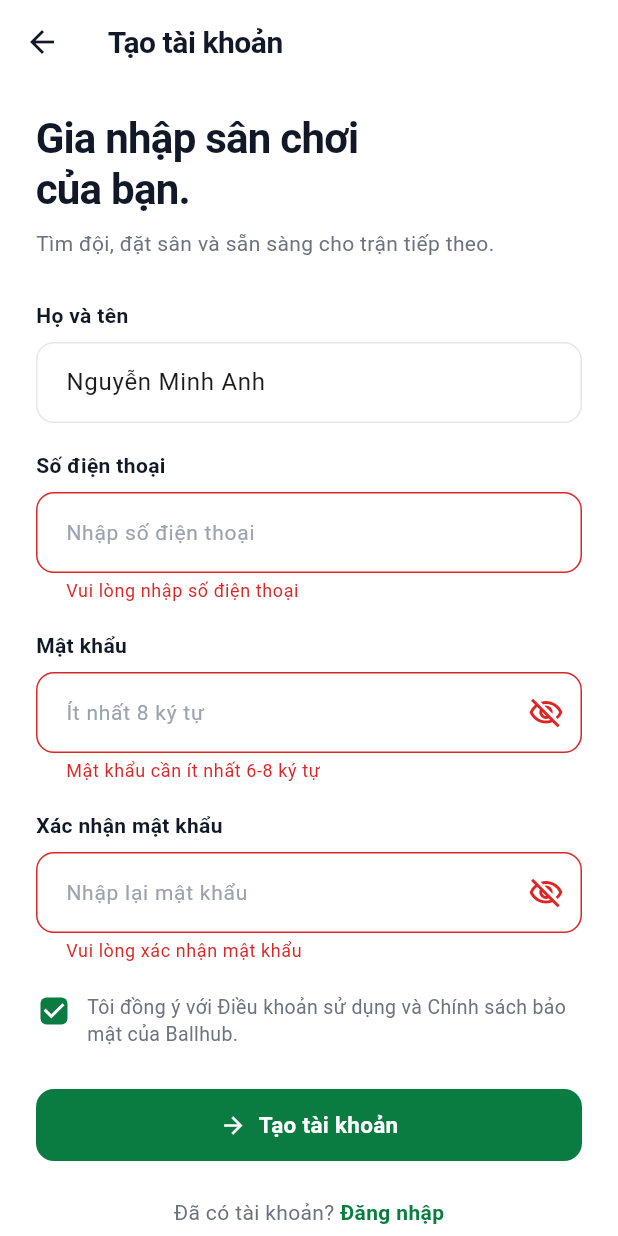
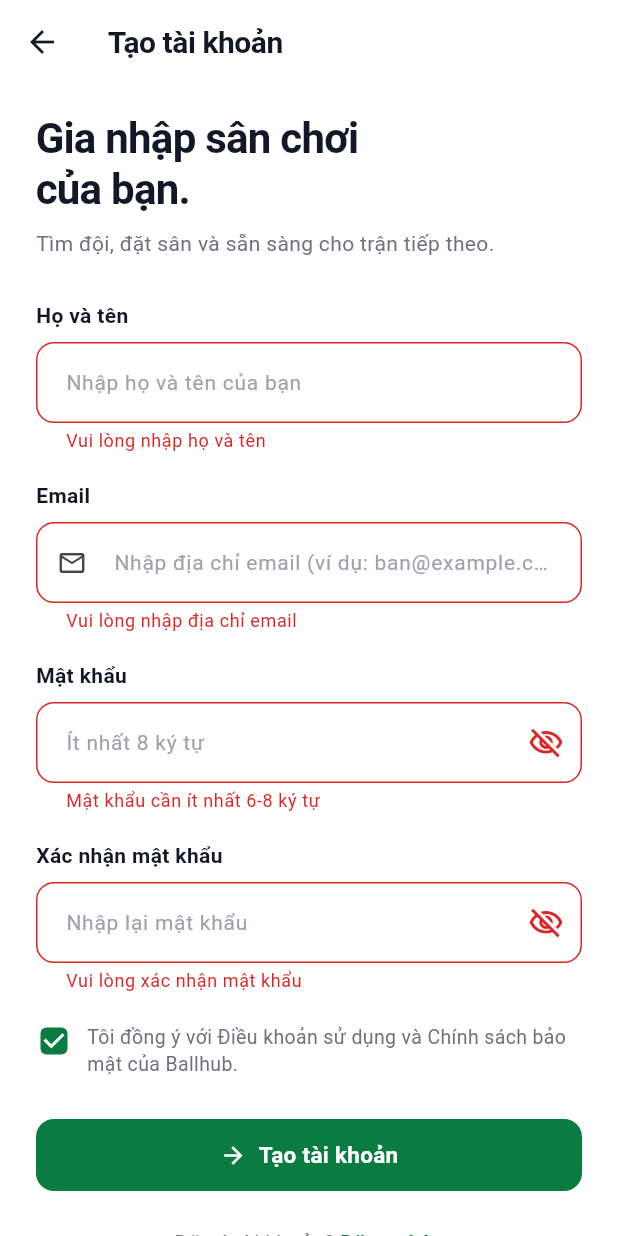
Before and after one commit to HNTDat0805/ballhub, a Flutter app: the RegisterScreen screen opened directly, after a tap on "Tạo tài khoản", on a phone screen of 412 x 824 dp. Run offline on Flutter 3.47's test engine with Material 3 defaults, Android fonts, the phone set to English and light mode, and no system bars; our stand-ins replace cloud_firestore, firebase_auth, firebase_core, firebase_database; accounts and stored records are empty; network calls fail.

Commit message:
feat(auth): update registration screen to use email and password instead of phone

```diff
--- a/lib/screens/auth/register_screen.dart
+++ b/lib/screens/auth/register_screen.dart
@@ -26,8 +26,7 @@ class RegisterScreen extends StatefulWidget {
 
 class _RegisterScreenState extends State<RegisterScreen> {
   final _formKey = GlobalKey<FormState>();
-  final _nameCtrl = TextEditingController(text: 'Nguyễn Minh Anh');
-  final _phoneCtrl = TextEditingController();
+  final _nameCtrl = TextEditingController();
   final _emailCtrl = TextEditingController();
   final _passCtrl = TextEditingController();
   final _confirmPassCtrl = TextEditingController();
@@ -40,7 +39,6 @@ class _RegisterScreenState extends State<RegisterScreen> {
   @override
   void dispose() {
     _nameCtrl.dispose();
-    _phoneCtrl.dispose();
     _emailCtrl.dispose();
     _passCtrl.dispose();
     _confirmPassCtrl.dispose();
@@ -60,15 +58,12 @@ class _RegisterScreenState extends State<RegisterScreen> {
 
     setState(() => _loading = true);
     try {
-      final email = _emailCtrl.text.trim().isNotEmpty
-          ? _emailCtrl.text.trim()
-          : '${_phoneCtrl.text.trim()}@ballhub.vn';
+      final email = _emailCtrl.text.trim();
 
       await AuthService.register(
         fullName: _nameCtrl.text.trim(),
         email: email,
         password: _passCtrl.text,
-        phone: _phoneCtrl.text.trim(),
       );
       if (mounted) {
         showMessage(context, 'Tạo tài khoản thành công! Đang chuyển hướng...');
@@ -129,22 +124,32 @@ class _RegisterScreenState extends State<RegisterScreen> {
                 const SizedBox(height: 8),
                 TextFormField(
                   controller: _nameCtrl,
-                  decoration: const InputDecoration(hintText: 'Nguyễn Minh Anh'),
+                  decoration: const InputDecoration(hintText: 'Nhập họ và tên của bạn'),
                   validator: (v) => (v == null || v.trim().isEmpty) ? 'Vui lòng nhập họ và tên' : null,
                 ),
                 const SizedBox(height: 18),
 
-                // Số điện thoại
+                // Email
                 const Text(
-                  'Số điện thoại',
+                  'Email',
                   style: TextStyle(fontSize: 14, fontWeight: FontWeight.w600, color: AppTheme.textPrimary),
                 ),
                 const SizedBox(height: 8),
                 TextFormField(
-                  controller: _phoneCtrl,
-                  keyboardType: TextInputType.phone,
-                  decoration: const InputDecoration(hintText: 'Nhập số điện thoại'),
-                  validator: (v) => (v == null || v.trim().isEmpty) ? 'Vui lòng nhập số điện thoại' : null,
+                  controller: _emailCtrl,
+                  keyboardType: TextInputType.emailAddress,
+                  decoration: const InputDecoration(
+                    hintText: 'Nhập địa chỉ email (ví dụ: ban@example.com)',
+                    prefixIcon: Icon(Icons.email_outlined, size: 20),
+                  ),
+                  validator: (v) {
+                    final val = v?.trim() ?? '';
+                    if (val.isEmpty) return 'Vui lòng nhập địa chỉ email';
+                    if (!RegExp(r'^[\w\.-]+@[\w\.-]+\.\w{2,}$').hasMatch(val)) {
+                      return 'Địa chỉ email không hợp lệ';
+                    }
+                    return null;
+                  },
                 ),
                 const SizedBox(height: 18),
 
```
